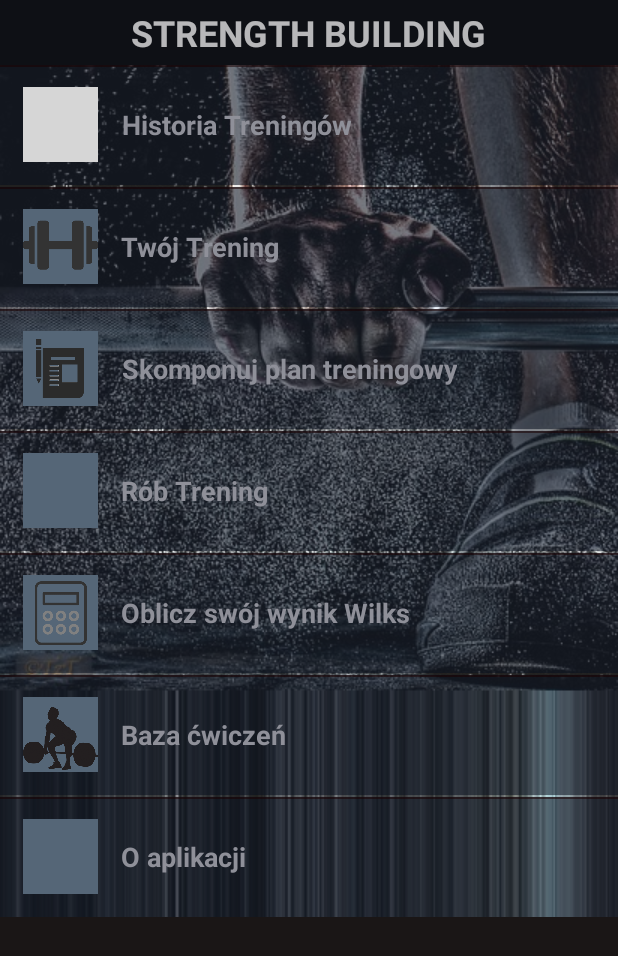
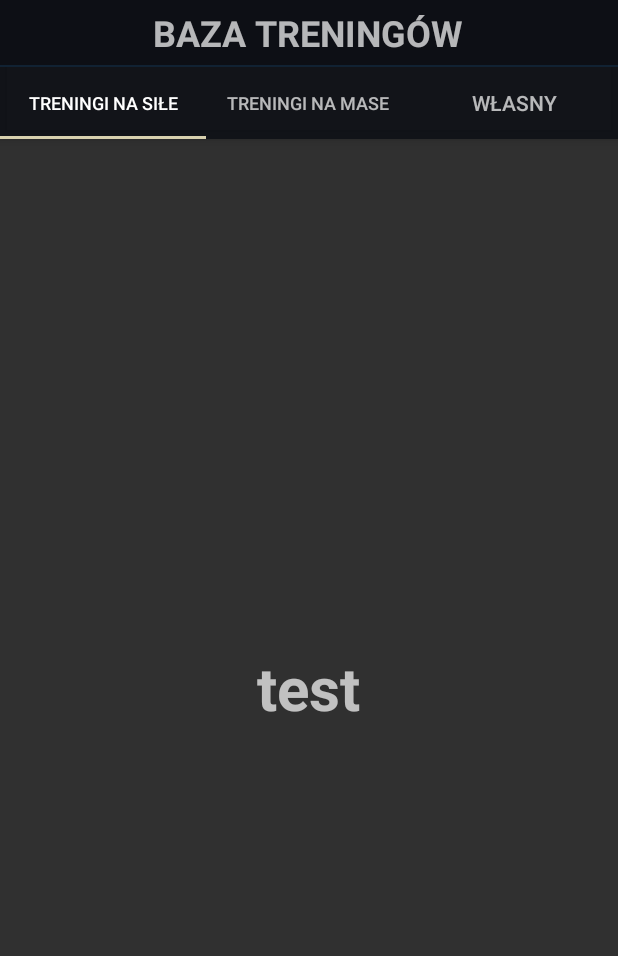
Before and after one commit to saviola44/StrengthBuilding, an Android app: the screen it shows after launch (MainActivity before the commit, SelectTrainingMethodActivity after it), after a tap on "Skomponuj plan treningowy", on a phone screen of 412 x 824 dp. Shown: the top 956 px of the screen. Run offline under Robolectric (Android 15) with nearby library versions, the phone set to English and light mode, and no system bars; grey boxes are pictures that could not be loaded.

Commit message:
MainActivity

```diff
--- a/app/build.gradle
+++ b/app/build.gradle
@@ -23,4 +23,5 @@ dependencies {
     compile fileTree(dir: 'libs', include: ['*.jar'])
     testCompile 'junit:junit:4.12'
     compile 'com.android.support:appcompat-v7:23.2.1'
+    compile 'com.android.support:design:23.2.1'
 }
--- a/app/src/main/AndroidManifest.xml
+++ b/app/src/main/AndroidManifest.xml
@@ -4,7 +4,7 @@
 
     <application
         android:allowBackup="true"
-        android:icon="@mipmap/ic_launcher"
+        android:icon="@drawable/icon"
         android:label="@string/app_name"
         android:supportsRtl="true"
         android:theme="@style/AppTheme">
@@ -15,7 +15,8 @@
                 <category android:name="android.intent.category.LAUNCHER" />
             </intent-filter>
         </activity>
-        <activity android:name=".Activities.ShowAllExercisesActivity"/>
+        <activity android:name=".Activities.ShowAllExercisesActivity" />
+        <activity android:name=".Activities.SelectTrainingMethodActivity" />
     </application>
 
 </manifest>
--- a/app/src/main/java/com/example/saviola44/strengthbuilding/Activities/MainActivity.java
+++ b/app/src/main/java/com/example/saviola44/strengthbuilding/Activities/MainActivity.java
@@ -43,6 +43,10 @@ public class MainActivity extends AppCompatActivity {
             @Override
             public void onItemClick(AdapterView<?> parent, View view, int position, long id) {
                 switch(position){
+                    case 2 : {
+                        goToSelectMethodActivity();
+                        break;
+                    }
                     case 5 : {
                         goToShowExActivity();
                         break;
@@ -83,4 +87,8 @@ public class MainActivity extends AppCompatActivity {
         Intent intent = new Intent(getApplicationContext(), ShowAllExercisesActivity.class);
         startActivity(intent);
     }
+    private void goToSelectMethodActivity(){
+        Intent intent = new Intent(getApplicationContext(), SelectTrainingMethodActivity.class);
+        startActivity(intent);
+    }
 }
--- /dev/null
+++ b/app/src/main/java/com/example/saviola44/strengthbuilding/Activities/SelectTrainingMethodActivity.java
@@ -0,0 +1,37 @@
+package com.example.saviola44.strengthbuilding.Activities;
+import android.os.Bundle;
+import android.support.design.widget.TabLayout;
+import android.support.v4.view.ViewPager;
+import android.support.v7.app.AppCompatActivity;
+import android.support.v7.widget.Toolbar;
+
+import com.example.saviola44.strengthbuilding.Adapters.ViewPagerAdapter;
+import com.example.saviola44.strengthbuilding.R;
+import com.example.saviola44.strengthbuilding.TrainingMethodFragment;
+
+/**
+ * Created by saviola44 on 23.05.16.
+ */
+public class SelectTrainingMethodActivity extends AppCompatActivity {
+    private Toolbar toolbar;
+    private TabLayout tabLayout;
+    private ViewPager viewPager;
+    @Override
+    protected void onCreate(Bundle savedInstanceState) {
+        super.onCreate(savedInstanceState);
+        setContentView(R.layout.traning_method_activity);
+
+        viewPager = (ViewPager) findViewById(R.id.viewpager);
+        setupViewPager(viewPager);
+
+        tabLayout = (TabLayout) findViewById(R.id.tabs);
+        tabLayout.setupWithViewPager(viewPager);
+    }
+    private void setupViewPager(ViewPager viewPager) {
+        ViewPagerAdapter adapter = new ViewPagerAdapter(getSupportFragmentManager());
+        adapter.addFragment(new TrainingMethodFragment(), "Treningi na siłe");
+        adapter.addFragment(new TrainingMethodFragment(), "Treningi na mase");
+        adapter.addFragment(new TrainingMethodFragment(), "Własny");
+        viewPager.setAdapter(adapter);
+    }
+}
--- /dev/null
+++ b/app/src/main/java/com/example/saviola44/strengthbuilding/Adapters/ViewPagerAdapter.java
@@ -0,0 +1,44 @@
+package com.example.saviola44.strengthbuilding.Adapters;
+
+import android.support.v4.app.Fragment;
+import android.support.v4.app.FragmentManager;
+import android.support.v4.app.FragmentPagerAdapter;
+
+import java.util.ArrayList;
+import java.util.List;
+
+/**
+ * Created by saviola44 on 23.05.16.
+ */
+
+//adapter dla sliding tabs
+public class ViewPagerAdapter extends FragmentPagerAdapter {
+    //lista fragmentow zmieniajacych sie podczas przesuwania
+    private final List<Fragment> mFragmentList = new ArrayList<>();
+    //nazwy dla danych fragmentow
+    private final List<String> mFragmentTitleList = new ArrayList<>();
+
+    public ViewPagerAdapter(FragmentManager manager) {
+        super(manager);
+    }
+
+    @Override
+    public Fragment getItem(int position) {
+        return mFragmentList.get(position);
+    }
+
+    @Override
+    public int getCount() {
+        return mFragmentList.size();
+    }
+
+    public void addFragment(Fragment fragment, String title) {
+        mFragmentList.add(fragment);
+        mFragmentTitleList.add(title);
+    }
+
+    @Override
+    public CharSequence getPageTitle(int position) {
+        return mFragmentTitleList.get(position);
+    }
+}
--- /dev/null
+++ b/app/src/main/java/com/example/saviola44/strengthbuilding/StrengthBuilderApp.java
@@ -0,0 +1,7 @@
+package com.example.saviola44.strengthbuilding;
+
+/**
+ * Created by saviola44 on 23.05.16.
+ */
+public class StrengthBuilderApp {
+}
--- /dev/null
+++ b/app/src/main/java/com/example/saviola44/strengthbuilding/TrainingMethodFragment.java
@@ -0,0 +1,28 @@
+package com.example.saviola44.strengthbuilding;
+
+import android.os.Bundle;
+import android.support.v4.app.Fragment;
+import android.view.LayoutInflater;
+import android.view.View;
+import android.view.ViewGroup;
+
+/**
+ * Created by saviola44 on 23.05.16.
+ */
+public class TrainingMethodFragment extends Fragment{
+    //dla Tab View wymagany jest domyślny konstruktor
+    public TrainingMethodFragment() {
+    }
+    @Override
+    public void onCreate(Bundle savedInstanceState) {
+        super.onCreate(savedInstanceState);
+    }
+
+    @Override
+    public View onCreateView(LayoutInflater inflater, ViewGroup container,
+                             Bundle savedInstanceState) {
+        // Inflate the layout for this fragment
+        return inflater.inflate(R.layout.training_method_fragm_layout, container, false);
+    }
+
+}
--- a/app/src/main/res/layout/activity_main.xml
+++ b/app/src/main/res/layout/activity_main.xml
@@ -10,7 +10,7 @@
         android:layout_width="match_parent"
         android:layout_height="wrap_content"
         android:orientation="vertical"
-        android:background="@color/header">
+        android:background="@color/colorPrimary">
         <TextView
             android:layout_width="wrap_content"
             android:layout_height="wrap_content"
@@ -20,6 +20,10 @@
             android:layout_gravity="center"
             android:gravity="center"
             android:text="STRENGTH BUILDING"/>
+        <View
+            android:layout_width="match_parent"
+            android:layout_height="2px"
+            android:background="@color/header"/>
 
     </LinearLayout>
 
--- a/app/src/main/res/layout/show_all_exercises_layout.xml
+++ b/app/src/main/res/layout/show_all_exercises_layout.xml
@@ -9,8 +9,7 @@
         android:layout_width="match_parent"
         android:layout_height="wrap_content"
         android:orientation="vertical"
-        android:background="@color/header"
-        android:layout_marginBottom="8dp">
+        android:background="@color/colorPrimary">
         <TextView
             android:layout_width="wrap_content"
             android:layout_height="wrap_content"
@@ -20,6 +19,10 @@
             android:layout_gravity="center"
             android:gravity="center"
             android:text="BAZA ĆWICZEŃ"/>
+        <View
+            android:layout_width="match_parent"
+            android:layout_height="2px"
+            android:background="@color/header"/>
 
     </LinearLayout>
 
@@ -27,5 +30,5 @@
         android:id="@+id/ExpLVdatabase"
         android:layout_height="match_parent"
         android:layout_width="match_parent"
-        android:background="@color/header"/>
+        android:background="@color/colorPrimaryDark"/>
 </LinearLayout>
--- /dev/null
+++ b/app/src/main/res/layout/training_method_fragm_layout.xml
@@ -0,0 +1,15 @@
+<RelativeLayout xmlns:android="http://schemas.android.com/apk/res/android"
+    xmlns:tools="http://schemas.android.com/tools"
+    android:layout_width="match_parent"
+    android:layout_height="match_parent"
+    tools:context="info.androidhive.materialtabs.fragments.OneFragment">
+
+    <TextView
+        android:layout_width="wrap_content"
+        android:layout_height="wrap_content"
+        android:text="test"
+        android:textSize="40dp"
+        android:textStyle="bold"
+        android:layout_centerInParent="true"/>
+
+</RelativeLayout>
--- /dev/null
+++ b/app/src/main/res/layout/traning_method_activity.xml
@@ -0,0 +1,45 @@
+<android.support.design.widget.CoordinatorLayout xmlns:android="http://schemas.android.com/apk/res/android"
+    xmlns:app="http://schemas.android.com/apk/res-auto"
+    android:layout_width="match_parent"
+    android:layout_height="match_parent">
+
+
+    <android.support.design.widget.AppBarLayout
+        android:layout_width="match_parent"
+        android:layout_height="wrap_content"
+        android:theme="@style/ThemeOverlay.AppCompat.Dark.ActionBar">
+        <LinearLayout
+            android:layout_width="match_parent"
+            android:layout_height="wrap_content"
+            android:orientation="vertical"
+            android:background="@color/colorPrimary">
+            <TextView
+                android:layout_width="wrap_content"
+                android:layout_height="wrap_content"
+                android:padding="5dp"
+                android:textSize="24dp"
+                android:textStyle="bold"
+                android:layout_gravity="center"
+                android:gravity="center"
+                android:text="BAZA TRENINGÓW"/>
+            <View
+                android:layout_width="match_parent"
+                android:layout_height="2px"
+                android:background="@color/header"/>
+
+        </LinearLayout>
+
+        <android.support.design.widget.TabLayout
+            android:id="@+id/tabs"
+            android:layout_width="match_parent"
+            android:layout_height="wrap_content"
+            app:tabMode="fixed"
+            app:tabGravity="fill"/>
+    </android.support.design.widget.AppBarLayout>
+
+    <android.support.v4.view.ViewPager
+        android:id="@+id/viewpager"
+        android:layout_width="match_parent"
+        android:layout_height="match_parent"
+        app:layout_behavior="@string/appbar_scrolling_view_behavior"  />
+</android.support.design.widget.CoordinatorLayout>
--- a/app/src/main/res/values/colors.xml
+++ b/app/src/main/res/values/colors.xml
@@ -1,7 +1,11 @@
 <?xml version="1.0" encoding="utf-8"?>
 <resources>
-    <color name="colorPrimary">#123</color>
-    <color name="colorPrimaryDark">#303F9F</color>
-    <color name="colorAccent">#FF4081</color>
-    <color name="header">#d50D0F15</color>
+    <color name="colorPrimary">#d50D0F15</color>
+    <color name="colorPrimaryDark">#202025</color>
+    <color name="colorAccent">#D7D0AE</color>
+    <color name="header">#123</color>
+
+    <color name="navigationBarColor">#000000</color>
+    <color name="windowBackground">#FFFFFF</color>
+    <color name="textColorPrimary">#FFFFFF</color>
 </resources>
--- a/app/src/main/res/values/dimens.xml
+++ b/app/src/main/res/values/dimens.xml
@@ -2,4 +2,5 @@
     <!-- Default screen margins, per the Android Design guidelines. -->
     <dimen name="activity_horizontal_margin">16dp</dimen>
     <dimen name="activity_vertical_margin">16dp</dimen>
+    <dimen name="fab_margin">16dp</dimen>
 </resources>
--- a/app/src/main/res/values/strings.xml
+++ b/app/src/main/res/values/strings.xml
@@ -1,3 +1,4 @@
 <resources>
     <string name="app_name">StrengthBuilding</string>
+    <string name="title_activity_select_training_method">SelectTrainingMethodActivity</string>
 </resources>
--- a/app/src/main/res/values/styles.xml
+++ b/app/src/main/res/values/styles.xml
@@ -8,4 +8,8 @@
         <item name="colorAccent">@color/colorAccent</item>
     </style>
 
+    <style name="AppTheme.AppBarOverlay" parent="ThemeOverlay.AppCompat.Dark.ActionBar" />
+
+    <style name="AppTheme.PopupOverlay" parent="ThemeOverlay.AppCompat.Light" />
+
 </resources>
```
Also changed, not shown: app/src/main/res/drawable/icon.png (added).
